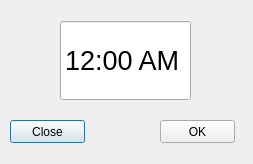
Above: Lab 2/untitled/newalarmwindow.ui from Afohtim/OOP-oof- before the change. Below: the same form after it.
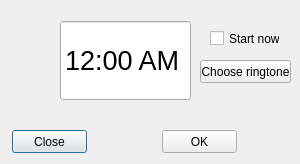
That is the form after the change.

What changed in the file:
```diff
--- a/Lab 2/untitled/newalarmwindow.ui
+++ b/Lab 2/untitled/newalarmwindow.ui
@@ -6,7 +6,7 @@
    <rect>
     <x>0</x>
     <y>0</y>
-    <width>253</width>
+    <width>300</width>
     <height>164</height>
    </rect>
   </property>
@@ -21,8 +21,8 @@
   <widget class="QPushButton" name="cancelButton">
    <property name="geometry">
     <rect>
-     <x>10</x>
-     <y>120</y>
+     <x>12</x>
+     <y>130</y>
      <width>75</width>
      <height>23</height>
     </rect>
@@ -34,8 +34,8 @@
   <widget class="QPushButton" name="confirmButton">
    <property name="geometry">
     <rect>
-     <x>160</x>
-     <y>120</y>
+     <x>162</x>
+     <y>130</y>
      <width>75</width>
      <height>23</height>
     </rect>
@@ -65,6 +65,32 @@
     <string>hh:mm AP</string>
    </property>
   </widget>
+  <widget class="QPushButton" name="ringtoneButton">
+   <property name="geometry">
+    <rect>
+     <x>200</x>
+     <y>60</y>
+     <width>91</width>
+     <height>23</height>
+    </rect>
+   </property>
+   <property name="text">
+    <string>Choose ringtone</string>
+   </property>
+  </widget>
+  <widget class="QCheckBox" name="startBox">
+   <property name="geometry">
+    <rect>
+     <x>210</x>
+     <y>30</y>
+     <width>70</width>
+     <height>17</height>
+    </rect>
+   </property>
+   <property name="text">
+    <string>Start now</string>
+   </property>
+  </widget>
  </widget>
  <resources/>
  <connections/>
```
